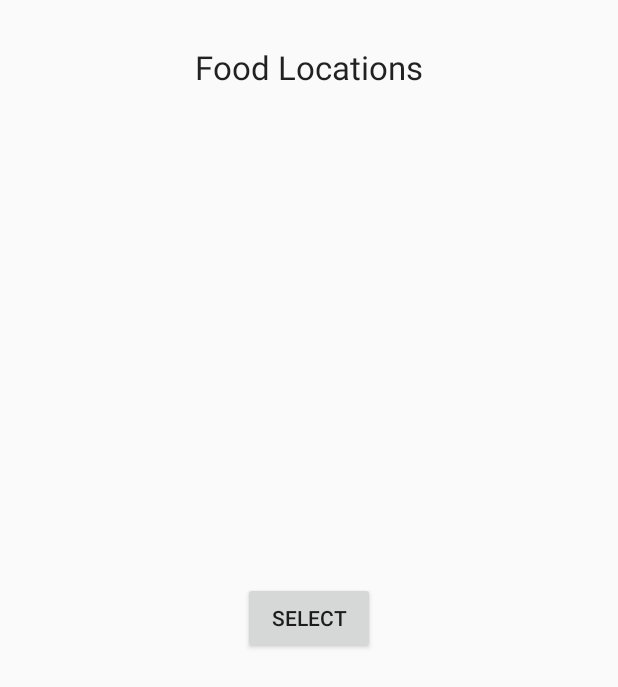
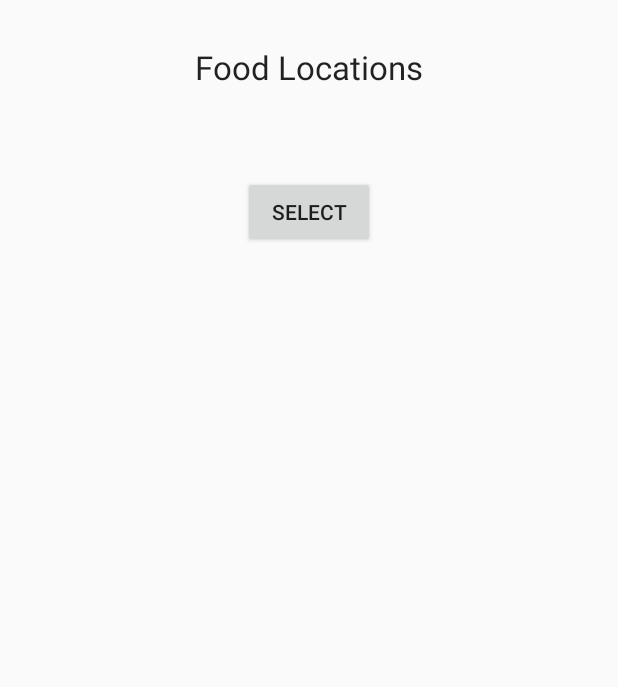
Before and after one commit to jeffrey-xiao/SnatchnGo, an Android app: the layout choose_activity.xml on its own in the app's theme, with its tools: preview values and no code run, on a phone screen of 412 x 824 dp. Shown: the top 687 px of the screen. Run offline under Robolectric (Android 15) with nearby library versions, the phone set to English and light mode, and no system bars.

Commit message:
SHOULD be functional

```diff
--- a/app/src/main/res/layout/choose_activity.xml
+++ b/app/src/main/res/layout/choose_activity.xml
@@ -14,19 +14,19 @@
 
     <ListView
         android:layout_width="wrap_content"
-        android:layout_height="30dp"
+        android:layout_height="wrap_content"
         android:id="@+id/locatChoices"
-        android:layout_alignParentBottom="true"
         android:layout_alignParentLeft="true"
         android:layout_alignParentStart="true"
-        android:layout_marginBottom="179dp" />
+        android:layout_alignParentBottom="true" />
 
     <Button
         android:layout_width="wrap_content"
         android:layout_height="wrap_content"
         android:text="sELECT"
         android:id="@+id/moveButton"
-        android:layout_centerVertical="true"
-        android:layout_centerHorizontal="true" />
+        android:layout_below="@+id/foodloc"
+        android:layout_centerHorizontal="true"
+        android:layout_marginTop="58dp" />
 
 </RelativeLayout>
```
Also changed, not shown: app/src/main/java/refactor/mhacks/snatchngo/ChooseActivity.java (+19 -24 lines).
